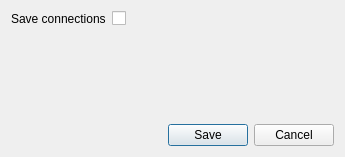
First picture: the form in giscube_admin_configure_dialog_base.ui, repository giscube/giscube-admin-qgis-plugin, before the edit.
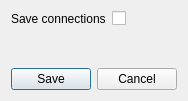
Second picture: the form after the edit.

What changed in the file:
```diff
--- a/giscube_admin_configure_dialog_base.ui
+++ b/giscube_admin_configure_dialog_base.ui
@@ -6,8 +6,8 @@
    <rect>
     <x>0</x>
     <y>0</y>
-    <width>345</width>
-    <height>157</height>
+    <width>184</width>
+    <height>101</height>
    </rect>
   </property>
   <property name="windowTitle">
```
